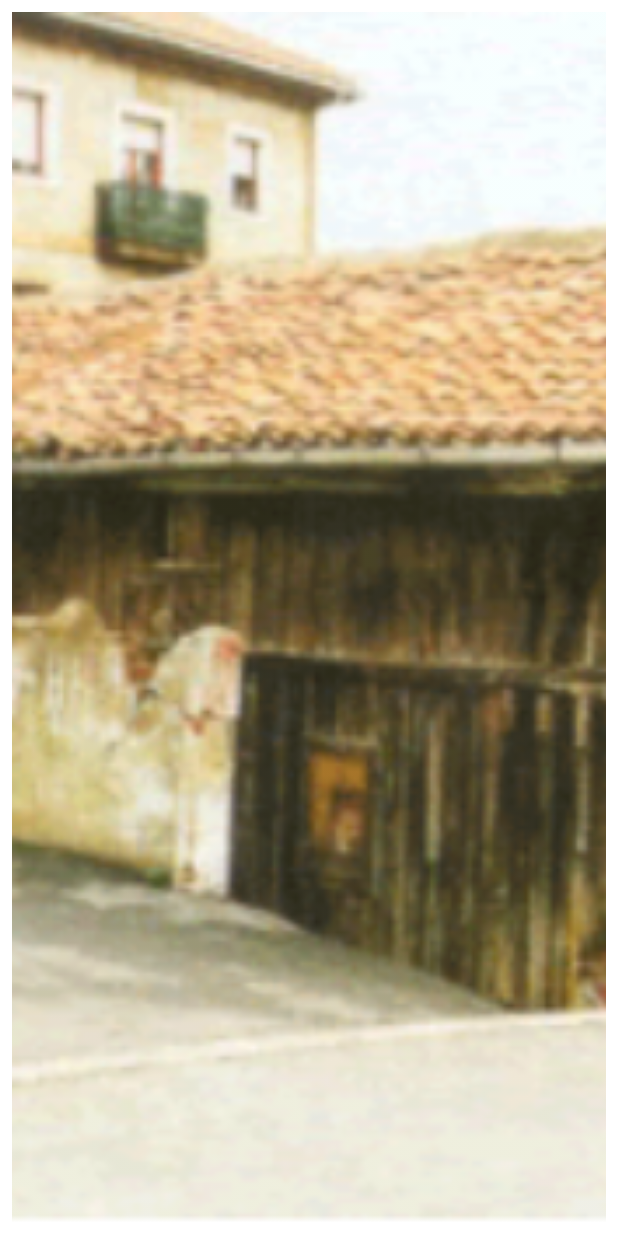
After one commit to didaktikappgallarta/Didaktikappgallarta, an Android app: the layout activity_puzzle.xml on its own in the app's theme, with its tools: preview values and no code run, on a phone screen of 412 x 824 dp. The commit adds this screen. Run offline under Robolectric (Android 15) with nearby library versions, the phone set to English and light mode, and no system bars; Roboto replaces fonts that are not available here.

Commit message:
El anterior puzzle no funcionaba asiq empiezo uno nuevo

```diff
--- a/app/src/main/java/com/example/didaktikapp/MapsActivity.java
+++ b/app/src/main/java/com/example/didaktikapp/MapsActivity.java
@@ -27,13 +27,12 @@ import com.google.android.gms.maps.model.MarkerOptions;
 
 public class MapsActivity extends FragmentActivity implements GoogleMap.OnMyLocationButtonClickListener, GoogleMap.OnMyLocationClickListener, OnMapReadyCallback {
 
-    private static final int LOCATION_PERMISSION_REQUEST_CODE = 0;
-
     @Override
     protected void onCreate(Bundle savedInstanceState) {
         super.onCreate(savedInstanceState);
 
         setContentView(R.layout.activity_maps);
+
         SupportMapFragment mapFragment = (SupportMapFragment) getSupportFragmentManager()
                 .findFragmentById(R.id.map);
         mapFragment.getMapAsync(this);
--- a/app/src/main/java/com/example/didaktikapp/MenuPrincipalActivity.java
+++ b/app/src/main/java/com/example/didaktikapp/MenuPrincipalActivity.java
@@ -44,7 +44,7 @@ public class MenuPrincipalActivity extends AppCompatActivity {
             Toast.makeText(this, "Para usar esta aplicación debes permitir el acceso al GPS", Toast.LENGTH_LONG).show();
 
         } else {
-            Intent intent = new Intent(MenuPrincipalActivity.this, MapsActivity.class);
+            Intent intent = new Intent(MenuPrincipalActivity.this, PuzzleActivity.class);
             startActivity(intent);
         }
         /*Intent intent = new Intent(MenuPrincipalActivity.this, VideoCrucigramaActivity.class);
--- /dev/null
+++ b/app/src/main/java/com/example/didaktikapp/puzzlePiece.java
@@ -0,0 +1,4 @@
+package com.example.didaktikapp;
+
+public class puzzlePiece {
+}
--- /dev/null
+++ b/app/src/main/res/layout/activity_puzzle.xml
@@ -0,0 +1,37 @@
+<?xml version="1.0" encoding="utf-8"?>
+<androidx.constraintlayout.widget.ConstraintLayout
+    xmlns:android="http://schemas.android.com/apk/res/android"
+    xmlns:app="http://schemas.android.com/apk/res-auto"
+    xmlns:tools="http://schemas.android.com/tools"
+    android:layout_width="match_parent"
+    android:layout_height="match_parent"
+    tools:context=".PuzzleActivity"
+    android:id="@+id/layout">
+
+    <ImageView
+        android:id="@+id/imageView"
+        android:layout_width="0dp"
+        android:layout_height="0dp"
+        android:layout_marginBottom="8dp"
+        android:layout_marginEnd="8dp"
+        android:layout_marginStart="8dp"
+        android:layout_marginTop="8dp"
+        android:scaleType="centerCrop"
+        app:layout_constraintBottom_toBottomOf="parent"
+        app:layout_constraintEnd_toEndOf="parent"
+        app:layout_constraintLeft_toLeftOf="parent"
+        app:layout_constraintRight_toRightOf="parent"
+        app:layout_constraintStart_toStartOf="parent"
+        app:layout_constraintTop_toTopOf="parent"
+        app:srcCompat="@drawable/zugaztieta_puzzlea" />
+
+    <RelativeLayout
+        android:id="@+id/layout"
+        android:layout_width="match_parent"
+        android:layout_height="match_parent"
+        app:layout_constraintBottom_toBottomOf="parent"
+        app:layout_constraintLeft_toLeftOf="parent"
+        app:layout_constraintRight_toRightOf="parent"
+        app:layout_constraintTop_toTopOf="parent">
+    </RelativeLayout>
+</androidx.constraintlayout.widget.ConstraintLayout>
--- a/app/src/main/res/values/strings.xml
+++ b/app/src/main/res/values/strings.xml
@@ -3,9 +3,11 @@
     <string name="title_activity_maps">Map</string>
     <string name="title_activity_location">Map</string>
     <string name="title_activity_position">Map</string>
+
     <style name="SplashTheme" parent="Theme.AppCompat.NoActionBar">
         <item name="android:windowBackground">@drawable/splash_background</item>
     </style>
+
     <string name="comenzar">Comenzar</string>
     <string name="idioma">Idioma</string>
     <string name="continuar">Continuar</string>
@@ -22,4 +24,6 @@
     <string name="castellano">Castellano</string>
     <string name="euskera">Euskera</string>
     <string name="seleccionaIdioma">Selecciona el idioma</string>
+    <string name="error_could_not_load_image">0</string>
+    <string name="error_could_not_load_image_error">0</string>
 </resources>
```
Also changed, not shown: app/src/main/AndroidManifest.xml (+10 -14 lines), app/src/main/java/com/example/didaktikapp/PuzzleActivity.java (+156 -1 lines), app/src/main/res/drawable/zugaztieta_puzzlea.png (added), 433 other files.
